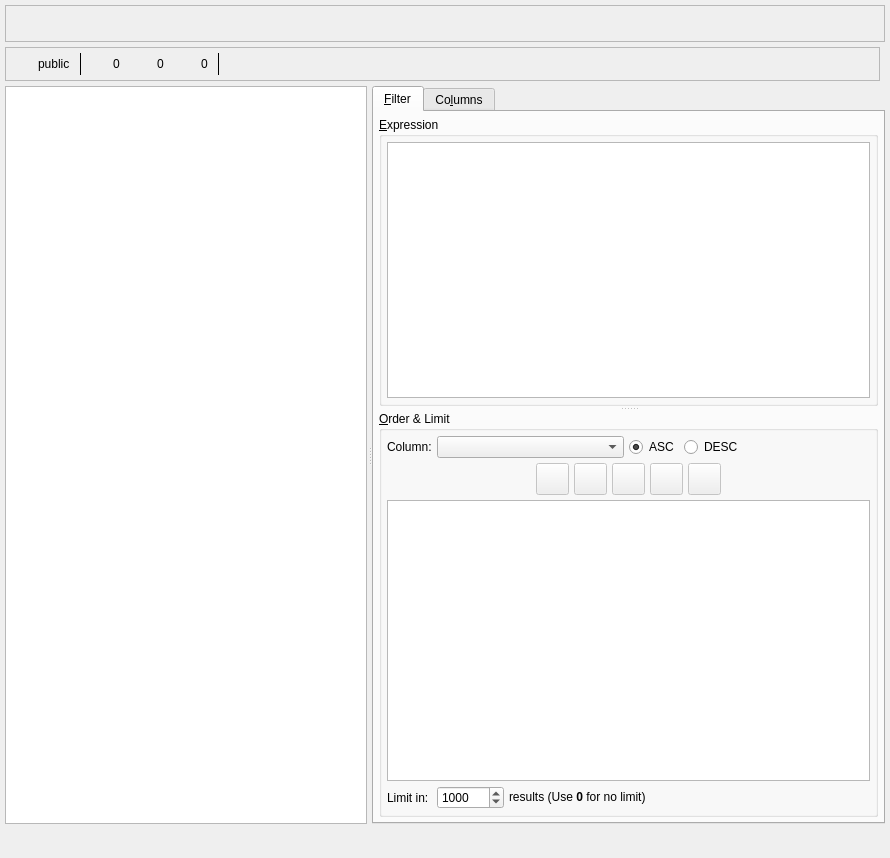
This is libs/libgui/ui/tools/datagridwidget.ui in pgmodeler/pgmodeler as Qt 5 draws it before an edit. The edited form follows.
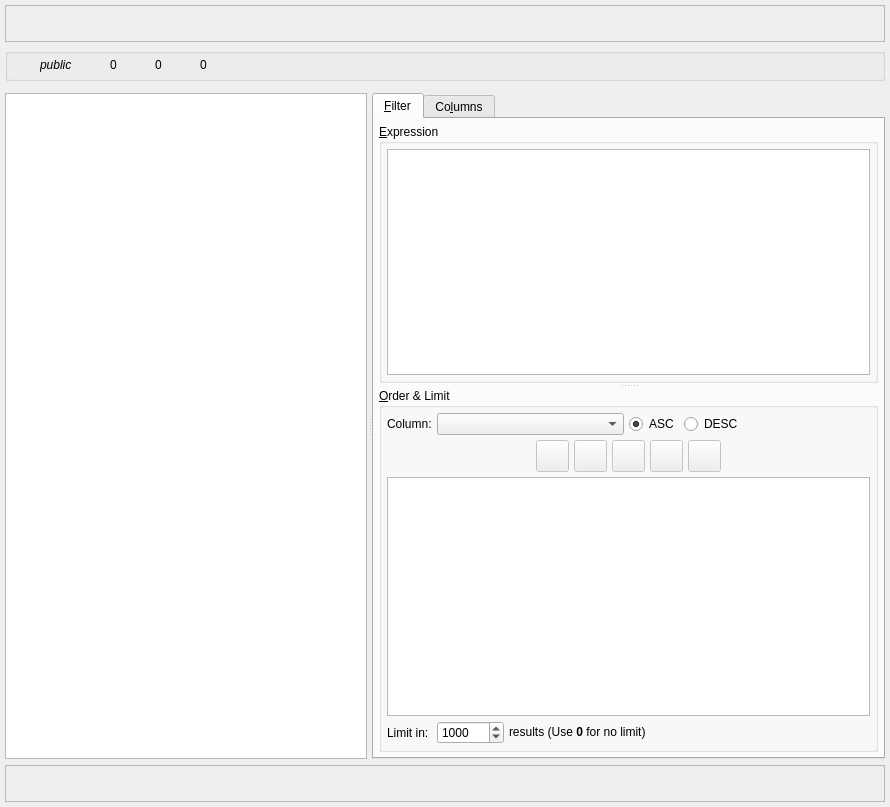
This is the edited form. Icons and pictures are not drawn.

Commit message: Minor layout adjustment in DataGridWidget

Diff of the .ui file:
```diff
--- a/libs/libgui/ui/tools/datagridwidget.ui
+++ b/libs/libgui/ui/tools/datagridwidget.ui
@@ -7,16 +7,13 @@
     <x>0</x>
     <y>0</y>
     <width>890</width>
-    <height>858</height>
+    <height>807</height>
    </rect>
   </property>
   <property name="windowTitle">
    <string>Form</string>
   </property>
   <layout class="QVBoxLayout" name="verticalLayout">
-   <property name="spacing">
-    <number>5</number>
-   </property>
    <property name="leftMargin">
     <number>5</number>
    </property>
@@ -116,55 +113,53 @@
     </widget>
    </item>
    <item>
+    <widget class="QGroupBox" name="tab_info_gb">
+     <property name="sizePolicy">
+      <sizepolicy hsizetype="Expanding" vsizetype="Preferred">
+       <horstretch>0</horstretch>
+       <verstretch>0</verstretch>
+      </sizepolicy>
+     </property>
+     <property name="minimumSize">
+      <size>
+       <width>25</width>
+       <height>25</height>
+      </size>
+     </property>
+     <property name="title">
+      <string/>
+     </property>
     <layout class="QHBoxLayout" name="horizontalLayout">
-     <item>
-      <widget class="QFrame" name="frame">
-       <property name="sizePolicy">
-        <sizepolicy hsizetype="Expanding" vsizetype="Preferred">
-         <horstretch>0</horstretch>
-         <verstretch>0</verstretch>
-        </sizepolicy>
-       </property>
-       <property name="minimumSize">
-        <size>
-         <width>25</width>
-         <height>25</height>
-        </size>
-       </property>
-       <property name="frameShape">
-        <enum>QFrame::Shape::StyledPanel</enum>
-       </property>
-       <property name="frameShadow">
-        <enum>QFrame::Shadow::Plain</enum>
-       </property>
-       <layout class="QHBoxLayout" name="horizontalLayout_12">
-        <property name="spacing">
-         <number>5</number>
-        </property>
         <property name="leftMargin">
-         <number>5</number>
+       <number>0</number>
         </property>
         <property name="topMargin">
-         <number>5</number>
+       <number>0</number>
         </property>
         <property name="rightMargin">
-         <number>5</number>
+       <number>0</number>
         </property>
         <property name="bottomMargin">
-         <number>5</number>
+       <number>0</number>
         </property>
         <item>
          <layout class="QHBoxLayout" name="horizontalLayout_11">
           <property name="spacing">
            <number>5</number>
           </property>
-          <property name="rightMargin">
+        <property name="leftMargin">
            <number>5</number>
           </property>
+        <property name="rightMargin">
+         <number>0</number>
+        </property>
+        <property name="bottomMargin">
+         <number>2</number>
+        </property>
           <item>
            <widget class="QLabel" name="warn_lbl_6">
             <property name="sizePolicy">
-             <sizepolicy hsizetype="Fixed" vsizetype="Fixed">
+           <sizepolicy hsizetype="Preferred" vsizetype="Fixed">
               <horstretch>0</horstretch>
               <verstretch>0</verstretch>
              </sizepolicy>
@@ -208,7 +203,7 @@
             </property>
             <property name="font">
              <font>
-              <italic>false</italic>
+            <italic>true</italic>
              </font>
             </property>
             <property name="text">
@@ -221,37 +216,24 @@
           </item>
          </layout>
         </item>
-        <item>
-         <widget class="Line" name="separator_ln">
-          <property name="maximumSize">
-           <size>
-            <width>1</width>
-            <height>16777215</height>
-           </size>
-          </property>
-          <property name="autoFillBackground">
-           <bool>false</bool>
-          </property>
-          <property name="frameShadow">
-           <enum>QFrame::Shadow::Plain</enum>
-          </property>
-          <property name="orientation">
-           <enum>Qt::Orientation::Vertical</enum>
-          </property>
-         </widget>
-        </item>
         <item>
          <layout class="QHBoxLayout" name="horizontalLayout_2">
           <property name="spacing">
            <number>5</number>
           </property>
-          <property name="rightMargin">
+        <property name="leftMargin">
            <number>5</number>
           </property>
+        <property name="rightMargin">
+         <number>0</number>
+        </property>
+        <property name="bottomMargin">
+         <number>2</number>
+        </property>
           <item>
            <widget class="QLabel" name="warn_lbl">
             <property name="sizePolicy">
-             <sizepolicy hsizetype="Fixed" vsizetype="Fixed">
+           <sizepolicy hsizetype="Preferred" vsizetype="Fixed">
               <horstretch>0</horstretch>
               <verstretch>0</verstretch>
              </sizepolicy>
@@ -308,13 +290,19 @@
           <property name="spacing">
            <number>5</number>
           </property>
-          <property name="rightMargin">
+        <property name="leftMargin">
            <number>5</number>
           </property>
+        <property name="rightMargin">
+         <number>0</number>
+        </property>
+        <property name="bottomMargin">
+         <number>2</number>
+        </property>
           <item>
            <widget class="QLabel" name="warn_lbl_2">
             <property name="sizePolicy">
-             <sizepolicy hsizetype="Fixed" vsizetype="Fixed">
+           <sizepolicy hsizetype="Preferred" vsizetype="Fixed">
               <horstretch>0</horstretch>
               <verstretch>0</verstretch>
              </sizepolicy>
@@ -371,13 +359,19 @@
           <property name="spacing">
            <number>5</number>
           </property>
-          <property name="rightMargin">
+        <property name="leftMargin">
            <number>5</number>
           </property>
+        <property name="rightMargin">
+         <number>0</number>
+        </property>
+        <property name="bottomMargin">
+         <number>2</number>
+        </property>
           <item>
            <widget class="QLabel" name="warn_lbl_5">
             <property name="sizePolicy">
-             <sizepolicy hsizetype="Fixed" vsizetype="Fixed">
+           <sizepolicy hsizetype="Preferred" vsizetype="Fixed">
               <horstretch>0</horstretch>
               <verstretch>0</verstretch>
              </sizepolicy>
@@ -414,7 +408,7 @@
           <item>
            <widget class="QLabel" name="warn_count_lbl_5">
             <property name="sizePolicy">
-             <sizepolicy hsizetype="Preferred" vsizetype="Fixed">
+           <sizepolicy hsizetype="Fixed" vsizetype="Fixed">
               <horstretch>0</horstretch>
               <verstretch>0</verstretch>
              </sizepolicy>
@@ -429,25 +423,6 @@
           </item>
          </layout>
         </item>
-        <item>
-         <widget class="Line" name="separator_ln_2">
-          <property name="maximumSize">
-           <size>
-            <width>1</width>
-            <height>16777215</height>
-           </size>
-          </property>
-          <property name="autoFillBackground">
-           <bool>false</bool>
-          </property>
-          <property name="frameShadow">
-           <enum>QFrame::Shadow::Plain</enum>
-          </property>
-          <property name="orientation">
-           <enum>Qt::Orientation::Vertical</enum>
-          </property>
-         </widget>
-        </item>
         <item>
          <spacer name="horizontalSpacer">
           <property name="orientation">
@@ -455,7 +430,7 @@
           </property>
           <property name="sizeHint" stdset="0">
            <size>
-            <width>619</width>
+          <width>40</width>
             <height>20</height>
            </size>
           </property>
@@ -477,8 +452,6 @@
        </property>
       </widget>
      </item>
-    </layout>
-   </item>
    <item>
     <widget class="QSplitter" name="h_splitter">
      <property name="sizePolicy">
@@ -1091,13 +1064,16 @@
     </widget>
    </item>
    <item>
-    <widget class="QWidget" name="result_info_wgt" native="true">
+    <widget class="QFrame" name="result_info_wgt">
      <property name="minimumSize">
       <size>
        <width>0</width>
        <height>0</height>
       </size>
      </property>
+     <property name="frameShape">
+      <enum>QFrame::Shape::StyledPanel</enum>
+     </property>
      <layout class="QHBoxLayout" name="horizontalLayout_5">
       <property name="spacing">
        <number>5</number>
@@ -1114,6 +1090,34 @@
       <property name="bottomMargin">
        <number>5</number>
       </property>
+      <item>
+       <widget class="QLabel" name="icon_lbl2_2">
+        <property name="minimumSize">
+         <size>
+          <width>25</width>
+          <height>25</height>
+         </size>
+        </property>
+        <property name="maximumSize">
+         <size>
+          <width>25</width>
+          <height>25</height>
+         </size>
+        </property>
+        <property name="text">
+         <string/>
+        </property>
+        <property name="textFormat">
+         <enum>Qt::TextFormat::AutoText</enum>
+        </property>
+        <property name="pixmap">
+         <pixmap resource="../../res/resources.qrc">:/icons/icons/info.png</pixmap>
+        </property>
+        <property name="scaledContents">
+         <bool>true</bool>
+        </property>
+       </widget>
+      </item>
       <item>
        <widget class="QLabel" name="result_info_lbl">
         <property name="sizePolicy">
```
Lines whose indentation alone changed are shown as unchanged. The commit also changes 2 other files.
